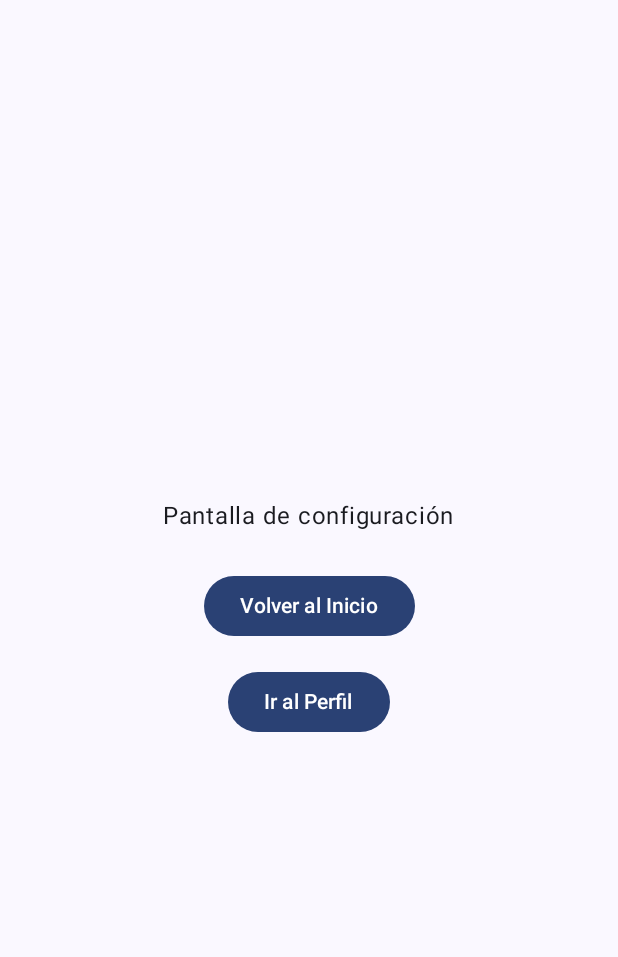
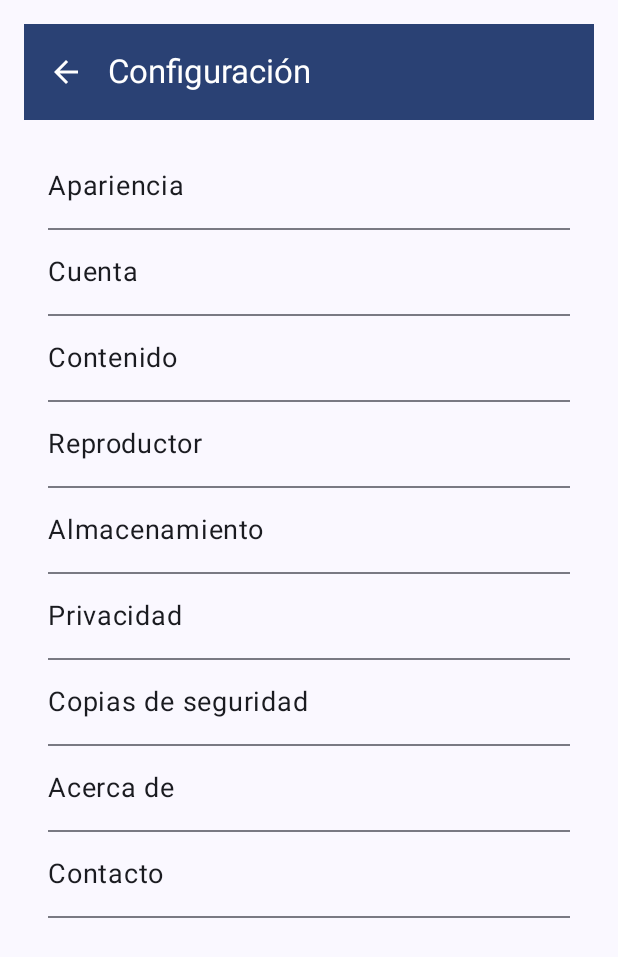
Before and after one commit to DiegoLeonDuoc/App-Movil, an Android app built with Jetpack Compose: the SettingsScreen screen opened through its navigation route, on a phone screen of 412 x 824 dp. Shown: the top 957 px of the screen. Run offline under Robolectric (Android 15) with nearby library versions, the phone set to English and light mode, and no system bars.

Commit message:
Avance bottom bar, edit settings, modify screen class

```diff
--- a/app/src/main/java/com/example/teamusic_grupo11/navigation/AppNavigation.kt
+++ b/app/src/main/java/com/example/teamusic_grupo11/navigation/AppNavigation.kt
@@ -53,12 +53,6 @@ fun AppNavigation() {
         modifier = Modifier.padding(innerPadding)
     ) {
         composable(route = Screen.Home.route) {
-//            val windowsSizeClass = obtenerWindowSizeClass()
-//            when (windowsSizeClass.widthSizeClass) {
-//                WindowWidthSizeClass.Compact -> HomeScreenCompacta(navController = navController, viewModel = viewModel)
-//                WindowWidthSizeClass.Medium -> HomeScreenMediana(navController = navController, viewModel = viewModel)
-//                WindowWidthSizeClass.Expanded -> HomeScreen(navController = navController, viewModel = viewModel)
-//            }
             HomeScreen(navController = navController, viewModel = viewModel)
         }
         composable(route = Screen.Profile.route) {
--- a/app/src/main/java/com/example/teamusic_grupo11/navigation/Screen.kt
+++ b/app/src/main/java/com/example/teamusic_grupo11/navigation/Screen.kt
@@ -1,45 +1,35 @@
 package com.example.teamusic_grupo11.navigation
 
+import androidx.compose.material.icons.Icons
+import androidx.compose.material.icons.automirrored.filled.Login
+import androidx.compose.material.icons.filled.Explore
+import androidx.compose.material.icons.filled.Home
+import androidx.compose.material.icons.filled.Login
+import androidx.compose.material.icons.filled.Person
+import androidx.compose.material.icons.filled.Settings
+import androidx.compose.ui.graphics.vector.ImageVector
+
 // Sealed class para definir rutas tipo-safe en la navegación
-sealed class Screen(val route: String) {
+sealed class Screen(val route: String, val label: String, val icon: ImageVector) {
+    data object Home : Screen(route = "home", label = "Inicio", icon = Icons.Default.Home)
+    data object Profile : Screen(route = "profile", label = "Perfil", icon = Icons.Default.Person)
+    data object Settings : Screen(route = "settings", label = "Configuración", icon = Icons.Default.Settings)
+    data object Explore : Screen(route = "explorar", label = "Explorar", icon = Icons.Default.Explore)
+    data object Resumen : Screen(route = "resumen", label = "Resumen", icon = Icons.Default.Explore)
+    data object Login : Screen(route = "login", label = "Ingreso", icon = Icons.AutoMirrored.Default.Login)
+    data object Registro : Screen(route = "registro ", label = "Registro", icon = Icons.AutoMirrored.Default.Login)
 
-    // Rutas simples (sin argumentos): Usamos 'data object'
-    // 'data object' es un singleton seguro de tipo, introducido en Kotlin 1.9+.
-    // Si usas una versión anterior de Kotlin, usa 'object' en su lugar.
 
-    // Representa la ruta a la pantalla de Inicio.
-    data object Home : Screen(route = "home")
-
-    // Representa la ruta a la pantalla de Configuración.
-    data object Profile : Screen(route = "profile")
-
-    data object Settings : Screen(route = "settings")
-
-    data object Explore : Screen(route = "explorar")
-
-    data object Resumen : Screen(route = "resumen")
-
-    data object Registro : Screen(route = "registro ")
-
-    // Ejemplos de Rutas con Argumentos (No usados en este ejercicio, pero importante)
-    // Usamos 'data class' para encapsular los argumentos.
-    // Esto asegura que, al navegar, los argumentos correctos sean pasados y tipados.
-
-    /**
-     * Ejemplo de una ruta a una pantalla de detalles que requiere un 'itemId'.
-     *
-     * @param itemId El ID del elemento a mostrar en la pantalla de detalles.
-     */
-    data class Detail(val itemId: String) : Screen(route = "detail_page/{itemId}") {
-        // Función para construir la ruta final con el argumento.
-        // Este evita errores al crear la ruta string.
-        fun buildRoute(): String {
-            // Reemplaza el placeholder {itemId} en la ruta base con el valor real.
-            return route.replace(oldValue = "{itemId}", newValue = itemId)
-        }
-    }
-
-    // Si tuvieras más argumentos, se agregarían a la data class y a la cadena de ruta.
-    data class UserProfile(val userId: String, val userName: String) :
-        Screen("profile/{userId}?name={userName}") { }
+//    data class Detail(val itemId: String) : Screen(route = "detail_page/{itemId}") {
+//        // Función para construir la ruta final con el argumento.
+//        // Este evita errores al crear la ruta string.
+//        fun buildRoute(): String {
+//            // Reemplaza el placeholder {itemId} en la ruta base con el valor real.
+//            return route.replace(oldValue = "{itemId}", newValue = itemId)
+//        }
+//    }
+//
+//    // Si tuvieras más argumentos, se agregarían a la data class y a la cadena de ruta.
+//    data class UserProfile(val userId: String, val userName: String) :
+//        Screen("profile/{userId}?name={userName}") { }
 }
--- a/app/src/main/java/com/example/teamusic_grupo11/ui/components/BottomBar.kt
+++ b/app/src/main/java/com/example/teamusic_grupo11/ui/components/BottomBar.kt
@@ -1,65 +1,43 @@
 package com.example.teamusic_grupo11.ui.components
 
-import androidx.compose.material.icons.Icons
-import androidx.compose.material.icons.filled.Home
-import androidx.compose.material.icons.filled.Person
-import androidx.compose.material.icons.filled.Search
 import androidx.compose.material3.Icon
 import androidx.compose.material3.NavigationBar
 import androidx.compose.material3.NavigationBarItem
 import androidx.compose.material3.Text
 import androidx.compose.runtime.Composable
-import androidx.compose.ui.graphics.vector.ImageVector
+import androidx.navigation.NavController
+import androidx.navigation.NavDestination
+import androidx.navigation.NavGraph.Companion.findStartDestination
 import com.example.teamusic_grupo11.navigation.Screen
 
 // BottomBar.kt
 @Composable
 fun BottomBar(
-    currentDestination: String?,
-    onNavigate: (String) -> Unit
+    navController: NavController,
+    currentDestination: NavDestination?
 ) {
     NavigationBar {
-        val items = listOf(
-            BottomNavItem(
-                route = Screen.Home.route,
-                title = "Inicio",
-                icon = Icons.Default.Home,
-                contentDescription = "Pantalla de inicio"
-            ),
-            BottomNavItem(
-                route = Screen.Explore.route,
-                title = "Explorar",
-                icon = Icons.Default.Search,
-                contentDescription = "Pantalla de exploración"
-            ),
-            BottomNavItem(
-                route = Screen.Profile.route,
-                title = "Perfil",
-                icon = Icons.Default.Person,
-                contentDescription = "Pantalla de perfil"
-            )
-        )
-
-        items.forEach { item ->
+        val items = listOf(Screen.Home, Screen.Explore, Screen.Settings)
+        items.forEach { screen ->
             NavigationBarItem(
-                selected = currentDestination == item.route,
-                onClick = { onNavigate(item.route) },
+                selected = currentDestination?.route == screen.route,
+                onClick = {
+                    navController.navigate(screen.route) {
+                        launchSingleTop = true
+                        restoreState = true
+                        popUpTo(navController.graph.findStartDestination().id) {
+                            saveState = true
+                        }
+                    }
+                },
                 icon = {
                     Icon(
-                        imageVector = item.icon,
-                        contentDescription = item.contentDescription
+                        imageVector = screen.icon,
+                        contentDescription = screen.label
                     )
                 },
-                label = { Text(text = item.title) },
-                alwaysShowLabel = true
+                label = { Text(text = screen.label) }
             )
         }
     }
 }
-
-data class BottomNavItem(
-    val route: String,
-    val title: String,
-    val icon: ImageVector,
-    val contentDescription: String
-)
--- a/app/src/main/java/com/example/teamusic_grupo11/ui/screens/HomeScreen.kt
+++ b/app/src/main/java/com/example/teamusic_grupo11/ui/screens/HomeScreen.kt
@@ -1,5 +1,6 @@
 package com.example.teamusic_grupo11.ui.screens
 
+import androidx.compose.animation.expandHorizontally
 import androidx.compose.foundation.Image
 import androidx.compose.foundation.background
 import androidx.compose.foundation.layout.Arrangement
@@ -11,13 +12,19 @@ import androidx.compose.foundation.layout.fillMaxWidth
 import androidx.compose.foundation.layout.height
 import androidx.compose.foundation.layout.padding
 import androidx.compose.foundation.layout.size
+import androidx.compose.foundation.layout.width
 import androidx.compose.material3.Card
 import androidx.compose.material3.CardDefaults
 import androidx.compose.material3.Icon
 import androidx.compose.material3.Text
 import androidx.compose.material.icons.Icons
+import androidx.compose.material.icons.filled.Explore
+import androidx.compose.material.icons.filled.Home
 import androidx.compose.material.icons.filled.Info
+import androidx.compose.material.icons.filled.LibraryMusic
 import androidx.compose.material.icons.filled.Menu
+import androidx.compose.material.icons.filled.Person
+import androidx.compose.material3.BottomAppBar
 import androidx.compose.material3.Button
 import androidx.compose.material3.DrawerValue.Closed
 import androidx.compose.material3.ExperimentalMaterial3Api
@@ -25,13 +32,19 @@ import androidx.compose.material3.IconButton
 import androidx.compose.material3.MaterialTheme
 import androidx.compose.material3.ModalDrawerSheet
 import androidx.compose.material3.ModalNavigationDrawer
+import androidx.compose.material3.NavigationBar
+import androidx.compose.material3.NavigationBarItem
 import androidx.compose.material3.NavigationDrawerItem
 import androidx.compose.material3.Scaffold
 import androidx.compose.material3.TopAppBar
 import androidx.compose.material3.TopAppBarDefaults
 import androidx.compose.material3.rememberDrawerState
 import androidx.compose.runtime.Composable
+import androidx.compose.runtime.getValue
+import androidx.compose.runtime.mutableStateOf
+import androidx.compose.runtime.remember
 import androidx.compose.runtime.rememberCoroutineScope
+import androidx.compose.runtime.setValue
 import androidx.compose.ui.Alignment
 import androidx.compose.ui.Modifier
 import com.example.teamusic_grupo11.R
@@ -41,11 +54,14 @@ import androidx.compose.ui.unit.dp
 import androidx.compose.ui.text.style.TextAlign
 import androidx.lifecycle.viewmodel.compose.viewModel
 import androidx.navigation.NavController
+import androidx.navigation.NavGraph.Companion.findStartDestination
 import androidx.navigation.Navigation
+import androidx.navigation.compose.currentBackStackEntryAsState
 import com.example.teamusic_grupo11.navigation.NavigationEvent
 import com.example.teamusic_grupo11.navigation.Screen
 import com.example.teamusic_grupo11.viewmodel.MainViewModel
 import kotlinx.coroutines.launch
+
 import com.example.teamusic_grupo11.ui.components.BottomBar
 
 @OptIn(ExperimentalMaterial3Api::class)
@@ -56,6 +72,8 @@ fun HomeScreen(
 ) {
     val drawerState = rememberDrawerState(initialValue = Closed)
     val scope = rememberCoroutineScope()
+    val currentBackStackEntry by navController.currentBackStackEntryAsState()
+    val currentDestination = currentBackStackEntry?.destination
 
     ModalNavigationDrawer(
         drawerState = drawerState,
@@ -107,22 +125,21 @@ fun HomeScreen(
                         }) {
                             Icon(Icons.Default.Menu, contentDescription = "Menú")
                         }
-                    }
+                    },
+                    actions = {
+                        IconButton(onClick = {
+                            viewModel.navigateTo(Screen.Settings)
+                        }) {
+                            Icon(
+                                imageVector = Icons.Default.Person,
+                                contentDescription = "Acceso a perfil"
+                            )
+                        }
+                    },
                 )
             },
             bottomBar = {
-                BottomBar(
-                    currentDestination = navController.currentDestination?.route,
-                    onNavigate = {
-                        navController.navigate(it) {
-                            popUpTo(navController.graph.startDestinationId) {
-                                saveState = true
-                            }
-                            launchSingleTop = true
-                            restoreState = true
-                        }
-                    }
-                )
+                 BottomBar(navController, currentDestination)
             }
         ) { innerPadding ->
             // Column principal: espaciado uniforme vertical y centrado horizontal
@@ -217,9 +234,3 @@ fun HomeScreen(
         }
     }
 }
-
-//@Preview(showBackground = true)
-//@Composable
-//fun HomeScreenPreview() {
-//    HomeScreen()
-//}
--- a/app/src/main/java/com/example/teamusic_grupo11/ui/screens/SettingsScreen.kt
+++ b/app/src/main/java/com/example/teamusic_grupo11/ui/screens/SettingsScreen.kt
@@ -1,55 +1,95 @@
 package com.example.teamusic_grupo11.ui.screens
 
-import androidx.compose.foundation.layout.Arrangement
+import androidx.compose.foundation.clickable
 import androidx.compose.foundation.layout.Column
-import androidx.compose.foundation.layout.Spacer
-import androidx.compose.foundation.layout.fillMaxSize
-import androidx.compose.foundation.layout.height
+import androidx.compose.foundation.layout.Row
+import androidx.compose.foundation.layout.fillMaxWidth
 import androidx.compose.foundation.layout.padding
-import androidx.compose.material3.Button
+import androidx.compose.foundation.lazy.LazyColumn
+import androidx.compose.foundation.lazy.items
+import androidx.compose.material.icons.Icons
+import androidx.compose.material.icons.filled.ArrowBack
+import androidx.compose.material.icons.filled.Person
+import androidx.compose.material3.Divider
+import androidx.compose.material3.ExperimentalMaterial3Api
+import androidx.compose.material3.Icon
+import androidx.compose.material3.IconButton
+import androidx.compose.material3.MaterialTheme
+import androidx.compose.material3.Scaffold
 import androidx.compose.material3.Text
+import androidx.compose.material3.TopAppBar
+import androidx.compose.material3.TopAppBarDefaults
 import androidx.compose.runtime.Composable
 import androidx.compose.ui.Alignment
 import androidx.compose.ui.Modifier
 import androidx.compose.ui.unit.dp
+import androidx.compose.ui.unit.sp
 import androidx.navigation.NavController
 import com.example.teamusic_grupo11.navigation.Screen
 import com.example.teamusic_grupo11.viewmodel.MainViewModel
 
+@OptIn(ExperimentalMaterial3Api::class)
 @Composable
 fun SettingsScreen(
     navController: NavController,   // Controlador de navegación para moverse entre pantallas
     viewModel: MainViewModel        // ViewModel que centraliza la navegación
 ) {
-    // Estructura visual centralizada
-    Column(
-        modifier = Modifier
-            .fillMaxSize()
-            .padding(16.dp),
-        verticalArrangement = Arrangement.Center,
-        horizontalAlignment = Alignment.CenterHorizontally
-    ) {
-        // Título
-        Text(text = "Pantalla de configuración")
-        Spacer(modifier = Modifier.height(24.dp))
-
-        // Botón para volver a home
-        Button(
-            onClick = {
-                viewModel.navigateTo(Screen.Home)
+    val settingsOptions = listOf(
+        "Apariencia",
+        "Cuenta",
+        "Contenido",
+        "Reproductor",
+        "Almacenamiento",
+        "Privacidad",
+        "Copias de seguridad",
+        "Acerca de",
+        "Contacto"
+    )
+    Scaffold(
+        topBar = {
+            TopAppBar(
+                title = { Text("Configuración") },
+                colors = TopAppBarDefaults.topAppBarColors(
+                    containerColor = MaterialTheme.colorScheme.primary,
+                    titleContentColor = MaterialTheme.colorScheme.onPrimary,
+                    navigationIconContentColor = MaterialTheme.colorScheme.onPrimary,
+                    actionIconContentColor = MaterialTheme.colorScheme.onPrimary
+                ),
+                navigationIcon = {
+                    IconButton(onClick = { navController.popBackStack() }) {
+                        Icon(Icons.Default.ArrowBack, contentDescription = "Atrás")
+                    }
+                }
+            )
+        }
+    ) { innerPadding ->
+        IconButton(onClick = {
+            viewModel.navigateTo(Screen.Settings)
+        }) {
+            Icon(
+                imageVector = Icons.Default.Person,
+                contentDescription = "Acceso a perfil"
+            )
+        }
+        LazyColumn(
+            modifier = Modifier
+                .padding(innerPadding)
+                .padding(16.dp)
+        ) {
+            items(settingsOptions) { setting ->
+                Column {
+                    Row(
+                        modifier = Modifier
+                            .fillMaxWidth()
+                            .clickable { /* TODO: Handle click for $setting */ }
+                            .padding(vertical = 16.dp),
+                        verticalAlignment = Alignment.CenterVertically
+                    ) {
+                        Text(text = setting, fontSize = 18.sp)
+                    }
+                    Divider()
+                }
             }
-        ) {
-            Text("Volver al Inicio")
-        }
-        Spacer(modifier = Modifier.height(16.dp))
-
-        // Botón para ir al perfil
-        Button(
-            onClick = {
-                viewModel.navigateTo(Screen.Profile)
-            }
-        ) {
-            Text("Ir al Perfil")
         }
     }
 }
```
